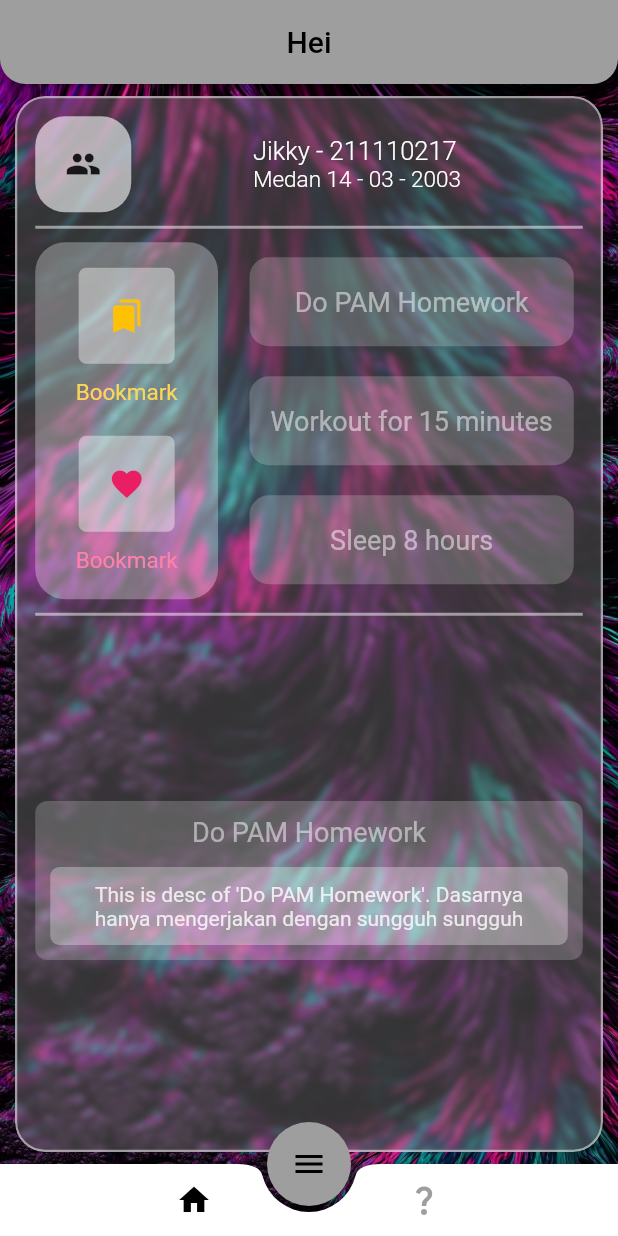
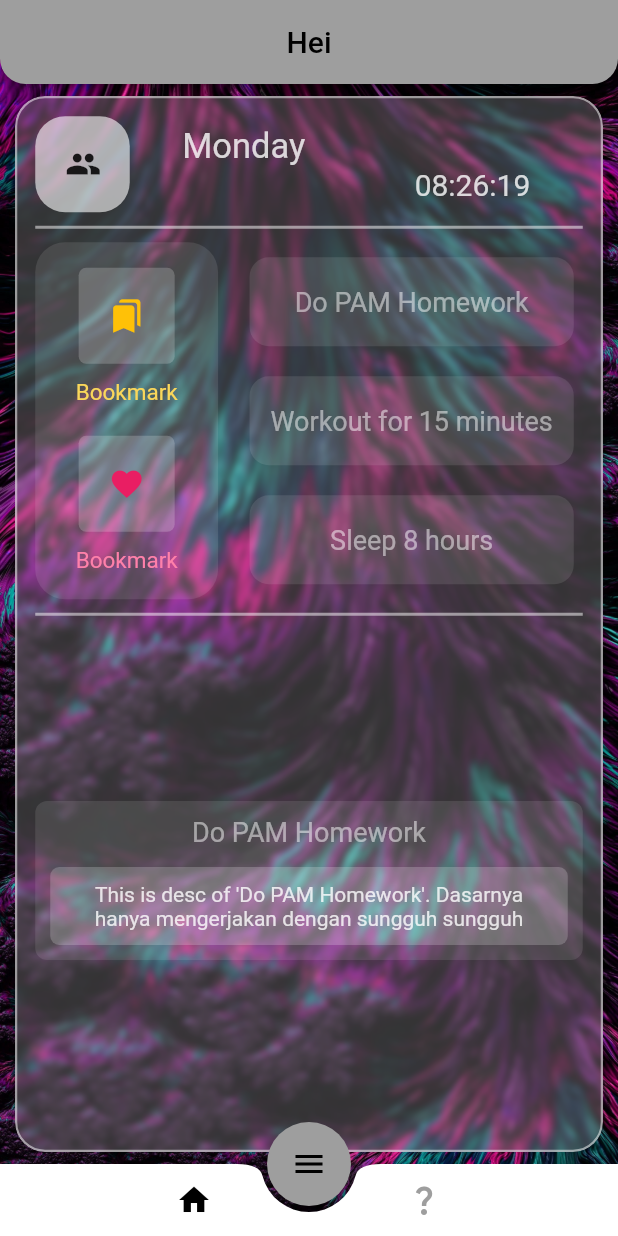
Before and after one commit to Jkz1/app, a Flutter app: the screen it shows after launch, on a phone screen of 412 x 824 dp. Run offline on Flutter 3.47's test engine with Material 2 defaults, Android fonts, the phone set to English and light mode, and no system bars.

Commit message:
Menambahkan beberapa ontap dengan animasi

```diff
--- a/lib/CostumWidget/costum.dart
+++ b/lib/CostumWidget/costum.dart
@@ -1,9 +1,6 @@
-import 'dart:ffi';
 import 'dart:ui';
 
 import 'package:flutter/material.dart';
-import 'package:flutter/src/widgets/framework.dart';
-import 'package:flutter/src/widgets/placeholder.dart';
 
 class GlassMorphism extends StatelessWidget {
   final double blur;
--- a/lib/home.dart
+++ b/lib/home.dart
@@ -1,5 +1,7 @@
 import 'package:app/CostumWidget/costum.dart';
+import 'package:app/prov.dart';
 import 'package:flutter/material.dart';
+import 'package:provider/provider.dart';
 
 class Home extends StatefulWidget {
   const Home({super.key});
@@ -67,6 +69,7 @@ class _HomeState extends State<Home> with TickerProviderStateMixin {
                   child: Padding(
                     padding: const EdgeInsets.all(12.0),
                     child: Column(
+                      mainAxisAlignment: MainAxisAlignment.spaceEvenly,
                       children: [
                         const Profile(),
                         Divider(
@@ -118,41 +121,79 @@ class _HomeState extends State<Home> with TickerProviderStateMixin {
   }
 }
 
-class Profile extends StatelessWidget {
+class Profile extends StatefulWidget {
   const Profile({super.key});
+
+  @override
+  State<Profile> createState() => _ProfileState();
+}
+
+class _ProfileState extends State<Profile> {
+  bool _state = false;
 
   @override
   Widget build(BuildContext context) {
     return Row(
       mainAxisSize: MainAxisSize.max,
       children: [
-        RoundedContainer(
-            color: Colors.white.withOpacity(0.6),
-            padding: const EdgeInsets.all(20),
-            child: const Icon(Icons.people)),
-        Expanded(
-          child: Center(
-            child: Column(
-              mainAxisAlignment: MainAxisAlignment.spaceAround,
-              crossAxisAlignment: CrossAxisAlignment.start,
-              children: const [
-                Text(
-                  "Jikky - 211110217",
-                  style: TextStyle(
-                      fontSize: 17,
-                      color: Colors.white,
-                      fontWeight: FontWeight.w300),
+        GestureDetector(
+            onTap: () {
+              setState(() {
+                _state = !_state;
+              });
+            },
+            child: AnimatedContainer(
+                width: _state ? 150 : 63,
+                duration: Duration(milliseconds: 500),
+                padding: const EdgeInsets.all(10),
+                decoration: BoxDecoration(
+                    borderRadius: BorderRadius.all(Radius.circular(20)),
+                    color: Colors.white.withOpacity(0.6)),
+                child: SingleChildScrollView(
+                  physics: NeverScrollableScrollPhysics(),
+                  scrollDirection: Axis.horizontal,
+                  child: Row(
+                    children: [
+                      Container(
+                          margin: EdgeInsets.all(10),
+                          child: Icon(Icons.people)),
+                      SizedBox(
+                        width: 10,
                       ),
-                Text(
-                  "Medan 14 - 03 - 2003",
-                  style: TextStyle(
-                      fontSize: 15,
-                      color: Colors.white,
-                      fontWeight: FontWeight.w300),
+                      Column(
+                        mainAxisSize: MainAxisSize.min,
+                        children: [Text("Jikky"), Text("211110217")],
                       )
                     ],
                   ),
+                ))),
+        SizedBox(
+          width: 35,
         ),
+        Expanded(
+          child: Column(
+            children: [
+              AnimatedAlign(
+                  duration: Duration(milliseconds: 500),
+                  alignment: _state ? Alignment.center : Alignment.centerLeft,
+                  child: Text(
+                    "Monday",
+                    style: TextStyle(
+                        fontSize: 23, color: Colors.white.withOpacity(0.8)),
+                  )),
+              AnimatedAlign(
+                  duration: Duration(milliseconds: 500),
+                  alignment: _state ? Alignment.center : Alignment.centerRight,
+                  child: Text(
+                    "08:26:19",
+                    style: TextStyle(
+                        fontSize: 20, color: Colors.white.withOpacity(0.8)),
+                  )),
+            ],
+          ),
+        ),
+        SizedBox(
+          width: 35,
         )
       ],
     );
@@ -174,13 +215,13 @@ class Action extends StatelessWidget {
             child: RoundedContainer(
               margin: const EdgeInsets.only(right: 15),
               padding: const EdgeInsets.all(7),
-              color: Colors.white.withOpacity(0.3),
+              color: Colors.white.withOpacity(0.1),
               child: Column(
                 children: [
                   RoundedContainer(
                     margin: const EdgeInsets.all(10),
                     padding: const EdgeInsets.all(20),
-                    color: Colors.white.withOpacity(0.4),
+                    color: Colors.white.withOpacity(0.2),
                     radius: 5,
                     child: const Icon(
                       Icons.bookmarks,
@@ -198,7 +239,7 @@ class Action extends StatelessWidget {
                   RoundedContainer(
                     margin: const EdgeInsets.all(10),
                     padding: const EdgeInsets.all(20),
-                    color: Colors.white.withOpacity(0.4),
+                    color: Colors.white.withOpacity(0.2),
                     radius: 5,
                     child: const Icon(
                       Icons.favorite,
@@ -222,9 +263,18 @@ class Action extends StatelessWidget {
               flex: 5,
               child: Column(
                 children: [
-                  TaskBubble(text: "Do PAM Homework"),
-                  TaskBubble(text: "Workout for 15 minutes"),
-                  TaskBubble(text: "Sleep 8 hours"),
+                  TaskBubble(
+                    text: "Do PAM Homework",
+                    value: 0,
+                  ),
+                  TaskBubble(
+                    text: "Workout for 15 minutes",
+                    value: 1,
+                  ),
+                  TaskBubble(
+                    text: "Sleep 8 hours",
+                    value: 2,
+                  ),
                 ],
               )),
         ],
@@ -242,8 +292,9 @@ class Description extends StatelessWidget {
       child: Column(
           mainAxisAlignment: MainAxisAlignment.center,
           mainAxisSize: MainAxisSize.max,
-        children: [RoundedContainer(
-          color: Colors.white.withOpacity(0.2),
+          children: [
+            RoundedContainer(
+              color: Colors.white.withOpacity(0.1),
               radius: 8,
               padding: EdgeInsets.all(10),
               child: Column(
@@ -252,9 +303,10 @@ class Description extends StatelessWidget {
                       padding: EdgeInsets.only(bottom: 13),
                       child: Text("Do PAM Homework",
                           style: TextStyle(
-                          fontSize: 18, color: Colors.white.withOpacity(0.5)))),
+                              fontSize: 18,
+                              color: Colors.white.withOpacity(0.5)))),
                   RoundedContainer(
-                color: Colors.white.withOpacity(0.3),
+                    color: Colors.white.withOpacity(0.2),
                     radius: 6,
                     padding: EdgeInsets.all(10),
                     child: Text(
@@ -265,30 +317,71 @@ class Description extends StatelessWidget {
                   )
                 ],
               ),
-        ),]
             ),
+          ]),
     );
   }
 }
 
 // ignore: must_be_immutable
-class TaskBubble extends StatelessWidget {
+class TaskBubble extends StatefulWidget {
   String text;
-  TaskBubble({super.key, required this.text});
+  int value;
+  TaskBubble({super.key, required this.text, required this.value});
+
+  @override
+  State<TaskBubble> createState() => _TaskBubbleState();
+}
+
+class _TaskBubbleState extends State<TaskBubble> {
+  bool _state = false;
 
   @override
   Widget build(BuildContext context) {
+    final prov = Provider.of<Prov>(context);
     return Expanded(
-      child: Container(
-        margin: EdgeInsets.symmetric(vertical: 10, horizontal: 6),
+      child: GestureDetector(
+        onTapDown: (details) {
+          setState(() {
+            if (widget.value == prov.taskStatus) {
+              prov.settaskStatus = null;
+            } else {
+              prov.settaskStatus = widget.value;
+            }
+            _state = true;
+          });
+        },
+        onTapUp: (details) {
+          setState(() {
+            _state = false;
+          });
+        },
+        child: AnimatedContainer(
+          duration: Duration(milliseconds: 300),
+          margin: EdgeInsets.symmetric(
+              vertical: _state ? 12 : 10, horizontal: _state ? 8 : 6),
           decoration: BoxDecoration(
               borderRadius: BorderRadius.all(Radius.circular(13)),
-            color: Colors.white.withOpacity(0.2)),
+              color: Colors.white.withOpacity(_state
+                  ? 0.2
+                  : prov.taskStatus == widget.value
+                      ? 0.3
+                      : 0.1)
+              // Colors.white.withOpacity(prov.taskStatus == widget.value?0.3:0.1)
+              ),
           child: Center(
-            child: Text(text,
+              child: Text(widget.text,
                   textAlign: TextAlign.center,
                   style: TextStyle(
-                    fontSize: 18, color: Colors.white.withOpacity(0.5)))),
+                      fontSize: _state ? 17.5 : 18,
+                      color: Colors.white.withOpacity(_state
+                          ? 0.7
+                          : prov.taskStatus == widget.value
+                              ? 0.9
+                              : 0.5)
+                      // Colors.white.withOpacity(prov.taskStatus == widget.value?0.8:0.5)
+                      ))),
+        ),
       ),
     );
   }
--- a/lib/main.dart
+++ b/lib/main.dart
@@ -1,6 +1,7 @@
+import 'package:app/prov.dart';
 import 'package:app/test.dart';
 import 'package:flutter/material.dart';
-
+import 'package:provider/provider.dart';
 import 'home.dart';
 
 void main() {
@@ -11,13 +12,18 @@ class MyApp extends StatelessWidget {
   const MyApp({super.key});
   @override
   Widget build(BuildContext context) {
-    return MaterialApp(
-      debugShowCheckedModeBanner: false,
-      title: 'Flutter Demo',
-      theme: ThemeData(
-        primarySwatch: Colors.grey,
+    return MultiProvider(
+      providers: [
+        ChangeNotifierProvider(create: (_) => Prov())
+      ],
+      child: MaterialApp(
+        debugShowCheckedModeBanner: false,
+        title: 'Flutter Demo',
+        theme: ThemeData(
+          primarySwatch: Colors.grey,
+        ),
+        home: const Home(),
       ),
-      home: const Home(),
     );
   }
 }
--- /dev/null
+++ b/lib/prov.dart
@@ -0,0 +1,13 @@
+import 'package:flutter/material.dart';
+import 'package:provider/provider.dart';
+
+class Prov with ChangeNotifier{
+  int? _taskStatus = null;
+
+  int? get taskStatus => _taskStatus;
+
+  set settaskStatus(val){
+    _taskStatus = val;
+    notifyListeners();
+  }
+}
--- a/pubspec.yaml
+++ b/pubspec.yaml
@@ -35,6 +35,7 @@ dependencies:
   # The following adds the Cupertino Icons font to your application.
   # Use with the CupertinoIcons class for iOS style icons.
   cupertino_icons: ^1.0.2
+  provider: ^6.0.5
 
 dev_dependencies:
   flutter_test:
```
Also changed, not shown: pubspec.lock. Lines whose indentation alone changed are shown as unchanged.
